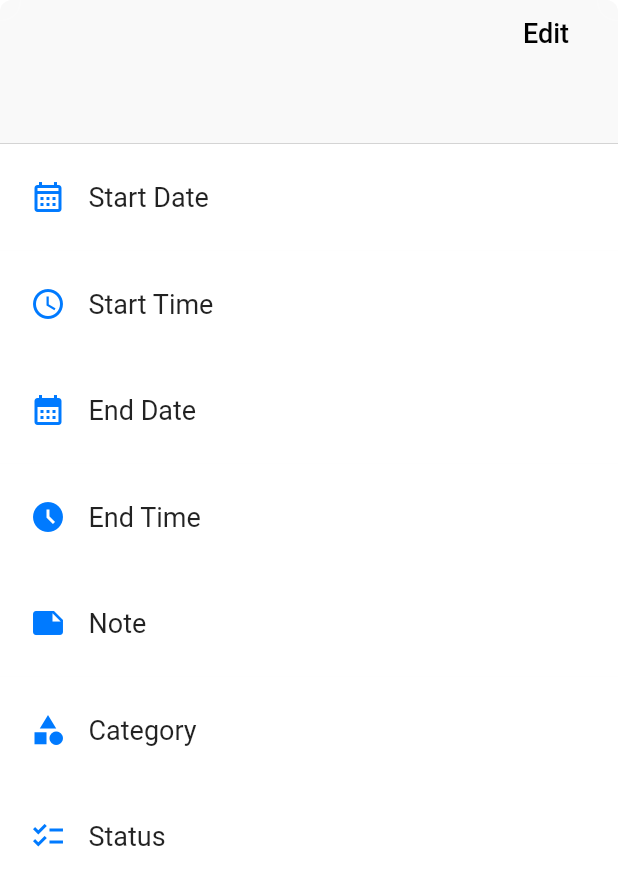
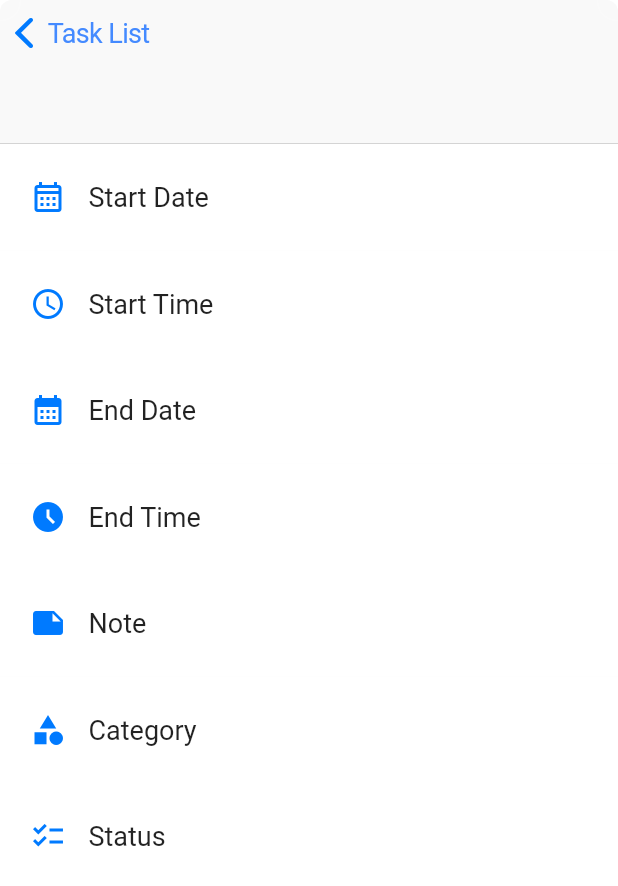
Before and after one commit to TuanHungVU1202/PeerReminder, a Flutter app: the ViewTaskPage screen opened directly with empty values, on a phone screen of 412 x 824 dp. Shown: the top 886 px of the screen. Run offline on Flutter 3.47's test engine with Material 2 defaults, Android fonts, the phone set to English and light mode, and no system bars; our stand-ins replace basic_utils, contacts_service, flutter_slidable, permission_handler; missing offline and left inert: simple_autocomplete_formfield; network calls fail.

Commit message:
Navigate to Task List after create or update task

```diff
--- a/peer_reminder_flutter/lib/tasks/AbstractTaskList.dart
+++ b/peer_reminder_flutter/lib/tasks/AbstractTaskList.dart
@@ -86,6 +86,7 @@ class AbstractTaskListState<T extends AbstractTaskList> extends State<T> {
   CupertinoSliverNavigationBar createYourTasksSliverAppBar() {
     return CupertinoSliverNavigationBar(
       largeTitle: Text(largeTitle),
+      automaticallyImplyLeading: false,
     );
   }
 
--- a/peer_reminder_flutter/lib/tasks/ViewTaskPage.dart
+++ b/peer_reminder_flutter/lib/tasks/ViewTaskPage.dart
@@ -9,7 +9,9 @@ import 'package:peer_reminder_flutter/common/Constant.dart';
 import 'package:peer_reminder_flutter/common/UIConstant.dart';
 import 'package:peer_reminder_flutter/tasks/TaskFormPage.dart';
 import 'package:peer_reminder_flutter/common/Util.dart';
+import 'package:peer_reminder_flutter/tasks/YourTaskPage.dart';
 
+import 'AbstractTaskList.dart';
 import 'model/Task.dart';
 
 class ViewTaskPage extends StatefulWidget {
@@ -17,8 +19,12 @@ class ViewTaskPage extends StatefulWidget {
   final bool isPreview;
   final bool isEnableLeading;
   final bool isEnableContact;
+  final AbstractTaskList pageToNavigate;
+
   const ViewTaskPage(
       {super.key,
+      // Optional
+      this.pageToNavigate = const AbstractTaskList(),
       required this.task,
       required this.isEnableLeading,
       required this.isPreview,
@@ -33,13 +39,26 @@ class ViewTaskPage extends StatefulWidget {
 class _ViewTaskState extends State<ViewTaskPage> {
   @override
   Widget build(BuildContext context) {
-    // To round the corners
-    return ClipRRect(
+    ClipRRect bodyViewTaskPage = ClipRRect(
       borderRadius: BorderRadius.circular(8.0),
       child: Scaffold(
         body: _createYourTaskSliverBody(),
       ),
     );
+
+    // Normal cases like view task only.
+    // Leading icon is need to navigate back to TaskList
+    if (widget.isEnableLeading) {
+      return bodyViewTaskPage;
+    }
+
+    return WillPopScope(
+        onWillPop: () async {
+          // No leading button means no going back to previous page
+          return widget.isEnableLeading;
+        },
+        // To round the corners
+        child: bodyViewTaskPage);
   }
 
   // -------------------------------------------------------------------
@@ -61,21 +80,61 @@ class _ViewTaskState extends State<ViewTaskPage> {
     );
   }
 
+  // --------------------------------------
+  // App Bar components
   CupertinoSliverNavigationBar _createViewTaskSliverAppBar() {
+    Widget? leadingWidget;
     Widget? trailingWidget;
     // If in Preview mode, do not create Edit button
     if (!widget.isPreview) {
       trailingWidget = _createEditButton();
     }
 
+    if (!widget.isEnableLeading && !widget.isPreview) {
+      trailingWidget = _createNavigateToTaskListButton();
+    }
+
     return CupertinoSliverNavigationBar(
       // If in Preview mode, disable Leading back icon
       automaticallyImplyLeading: widget.isEnableLeading,
+      leading: leadingWidget,
       largeTitle: Center(child: Text(widget.task.taskName)),
       trailing: trailingWidget,
     );
   }
 
+  GestureDetector _createNavigateToTaskListButton() {
+    return GestureDetector(
+      onTap: () => _navigateToPage(context, widget.pageToNavigate),
+      child: Row(
+        children: const [
+          Icon(CupertinoIcons.back),
+          Text(
+            'Task List',
+            style: TextStyle(
+                fontSize: Constant.FONTSIZE_XL, color: Colors.blueAccent),
+          ),
+        ],
+      ),
+    );
+  }
+
+  TextButton _createEditButton() {
+    return TextButton(
+      onPressed: () {
+        _editTask(context, widget.task);
+      },
+      style: TextButton.styleFrom(
+        foregroundColor: Colors.black,
+      ),
+      child: const Text(
+        'Edit',
+        style: TextStyle(fontSize: Constant.FONTSIZE_XL),
+      ),
+    );
+  }
+
+  // --------------------------------------
   Column _createDataBodyWithOutContact() {
     return Column(
       mainAxisAlignment: MainAxisAlignment.spaceEvenly,
@@ -161,22 +220,6 @@ class _ViewTaskState extends State<ViewTaskPage> {
     );
   }
 
-  // --------------------------------------
-  TextButton _createEditButton() {
-    return TextButton(
-      onPressed: () {
-        _editTask(context, widget.task);
-      },
-      style: TextButton.styleFrom(
-        foregroundColor: Colors.black,
-      ),
-      child: const Text(
-        'Edit',
-        style: TextStyle(fontSize: Constant.FONTSIZE_XL),
-      ),
-    );
-  }
-
   // -------------------------------------------------------------------
   // Callbacks
   void _editTask(BuildContext context, Task task) {
@@ -185,6 +228,15 @@ class _ViewTaskState extends State<ViewTaskPage> {
       MaterialPageRoute(
         builder: (BuildContext context) =>
             TaskFormPage(task: task, isCreate: false),
+      ),
+    );
+  }
+
+  void _navigateToPage(BuildContext context, AbstractTaskList pageToNavigate) {
+    Navigator.push(
+      context,
+      MaterialPageRoute(
+        builder: (BuildContext context) => pageToNavigate,
       ),
     );
   }
```
Also changed, not shown: peer_reminder_flutter/lib/tasks/TaskFormPage.dart (+9 -1 lines), peer_reminder_flutter/lib/tasks/YourTaskPage.dart (+18 -6 lines).
